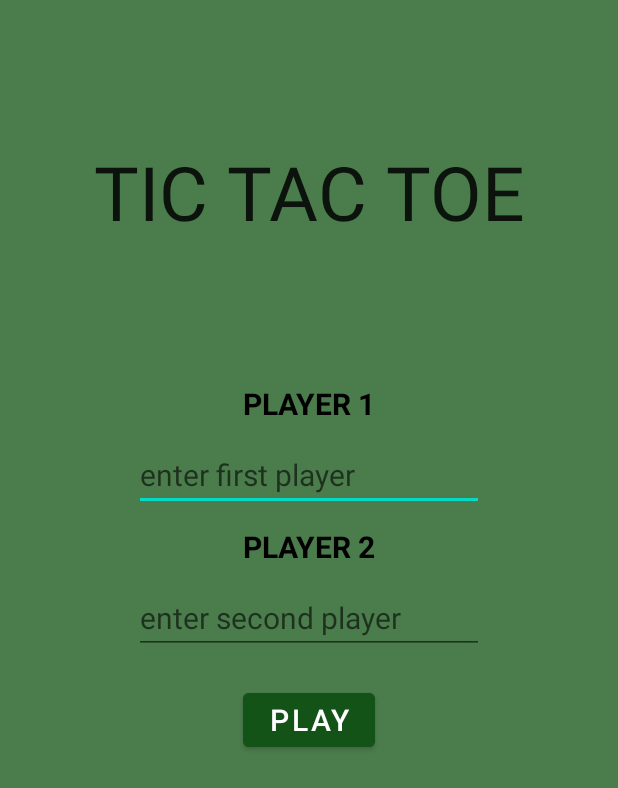
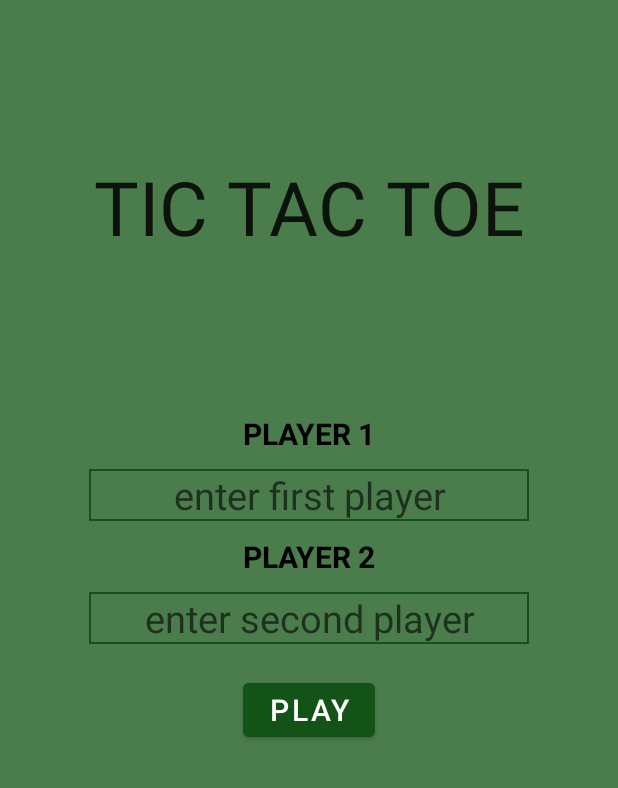
Before and after one commit to lizajean23/tic-tac-toe, an Android app: the screen it shows after launch (MainActivity), on a phone screen of 412 x 824 dp. Shown: the top 788 px of the screen. Run offline under Robolectric (Android 15) with nearby library versions, the phone set to English and light mode, and no system bars.

Commit message:
background player

```diff
--- /dev/null
+++ b/app/src/main/res/drawable/frames.xml
@@ -0,0 +1,5 @@
+<shape xmlns:android="http://schemas.android.com/apk/res/android">
+    <stroke
+        android:width="1dp"
+        android:color="@color/lizi" />
+</shape>
--- a/app/src/main/res/layout/activity_main2.xml
+++ b/app/src/main/res/layout/activity_main2.xml
@@ -37,11 +37,13 @@
         android:id="@+id/player1"
         android:layout_width="wrap_content"
         android:layout_height="wrap_content"
+        android:layout_margin="10dp"
+        android:background="@drawable/frames"
         android:ems="10"
-        android:layout_margin="10dp"
+        android:hint="enter first player"
         android:inputType="textPersonName"
-        android:hint="enter first player"
-        android:textSize="20sp"
+        android:textAlignment="center"
+        android:textSize="25sp"
         app:layout_constraintBottom_toTopOf="@+id/textView"
         app:layout_constraintEnd_toEndOf="parent"
         app:layout_constraintStart_toStartOf="parent" />
@@ -64,10 +66,12 @@
         android:id="@+id/player2"
         android:layout_width="wrap_content"
         android:layout_height="wrap_content"
+        android:background="@drawable/frames"
         android:ems="10"
+        android:hint="enter second player"
         android:inputType="textPersonName"
-        android:textSize="20sp"
-        android:hint="enter second player"
+        android:textAlignment="center"
+        android:textSize="25sp"
         app:layout_constraintBottom_toBottomOf="parent"
         app:layout_constraintEnd_toEndOf="parent"
         app:layout_constraintStart_toStartOf="parent"
```
